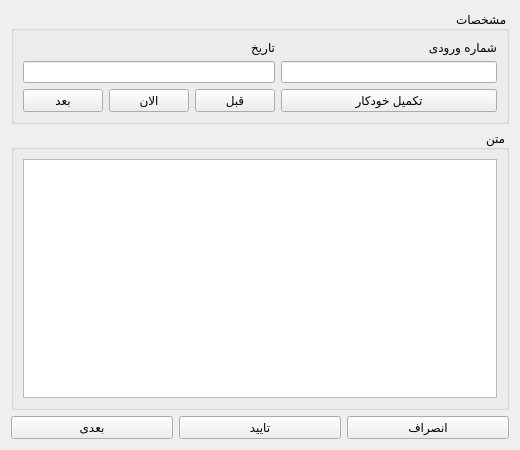
This is writeform.ui in mohalisad/MPD as Qt 5 draws it before an edit. The edited form follows.
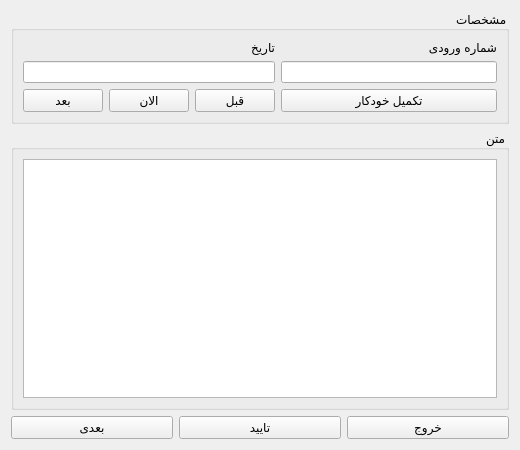
This is the edited form.

Patch:
```diff
--- a/writeform.ui
+++ b/writeform.ui
@@ -109,7 +109,7 @@
      <item>
       <widget class="QPushButton" name="cancelBut">
        <property name="text">
-        <string>انصراف</string>
+        <string>خروج</string>
        </property>
       </widget>
      </item>
```
